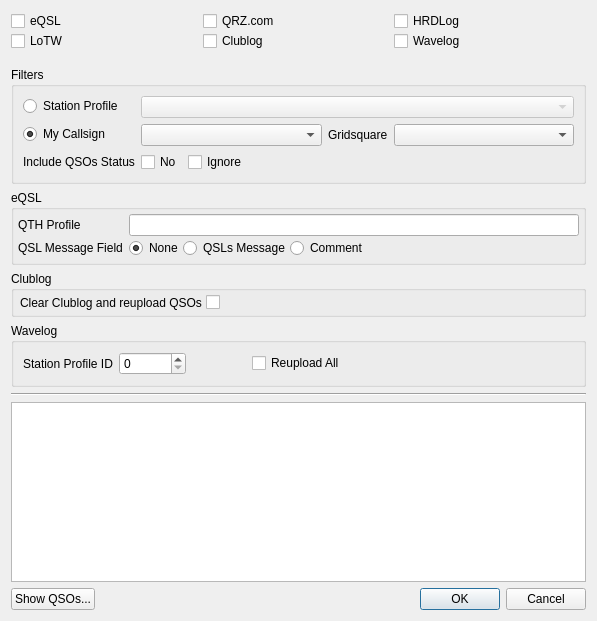
foldynl/QLog, file ui/UploadQSODialog.ui: the form before one commit.
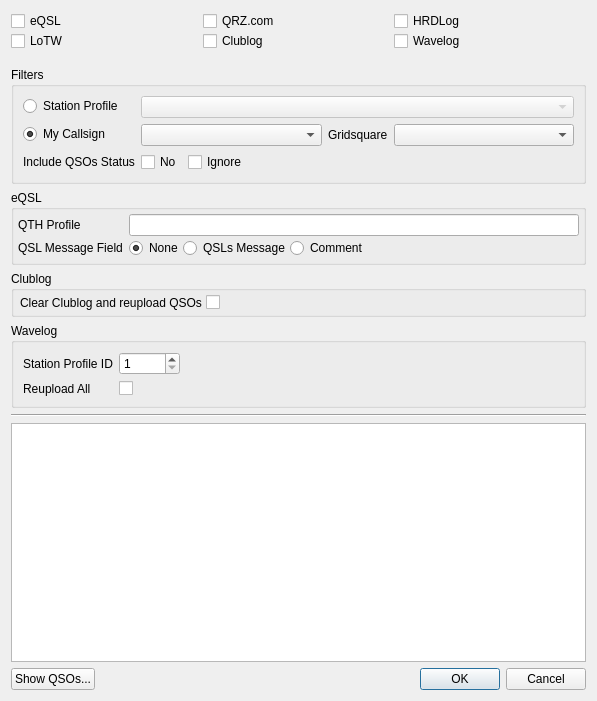
The form after the commit.

Commit message: Cloudlog: Added Station Profile ID Label

```diff
--- a/ui/UploadQSODialog.ui
+++ b/ui/UploadQSODialog.ui
@@ -7,7 +7,7 @@
     <x>0</x>
     <y>0</y>
     <width>597</width>
-    <height>621</height>
+    <height>701</height>
    </rect>
   </property>
   <property name="sizePolicy">
@@ -480,8 +480,24 @@
             <verstretch>0</verstretch>
            </sizepolicy>
           </property>
+          <property name="minimum">
+           <number>1</number>
+          </property>
           <property name="maximum">
-           <number>999999999</number>
+           <number>99999</number>
+          </property>
+         </widget>
+        </item>
+        <item>
+         <widget class="QLabel" name="wavelogStationIDProfileLabel">
+          <property name="sizePolicy">
+           <sizepolicy hsizetype="Maximum" vsizetype="Preferred">
+            <horstretch>0</horstretch>
+            <verstretch>0</verstretch>
+           </sizepolicy>
+          </property>
+          <property name="text">
+           <string/>
           </property>
          </widget>
         </item>
@@ -491,7 +507,7 @@
            <enum>Qt::Horizontal</enum>
           </property>
           <property name="sizeType">
-           <enum>QSizePolicy::Maximum</enum>
+           <enum>QSizePolicy::Expanding</enum>
           </property>
           <property name="sizeHint" stdset="0">
            <size>
@@ -501,15 +517,22 @@
           </property>
          </spacer>
         </item>
-        <item>
-         <widget class="QCheckBox" name="wavelogReuploadCheckbox">
-          <property name="text">
-           <string>Reupload All</string>
-          </property>
-         </widget>
-        </item>
        </layout>
       </item>
+      <item row="1" column="1">
+       <widget class="QCheckBox" name="wavelogReuploadCheckbox">
+        <property name="text">
+         <string notr="true"/>
+        </property>
+       </widget>
+      </item>
+      <item row="1" column="0">
+       <widget class="QLabel" name="label">
+        <property name="text">
+         <string>Reupload All</string>
+        </property>
+       </widget>
+      </item>
      </layout>
     </widget>
    </item>
```
Left out of the diff: 17 changed lines with no effect on the pictures. The commit also changes 5 other files.
